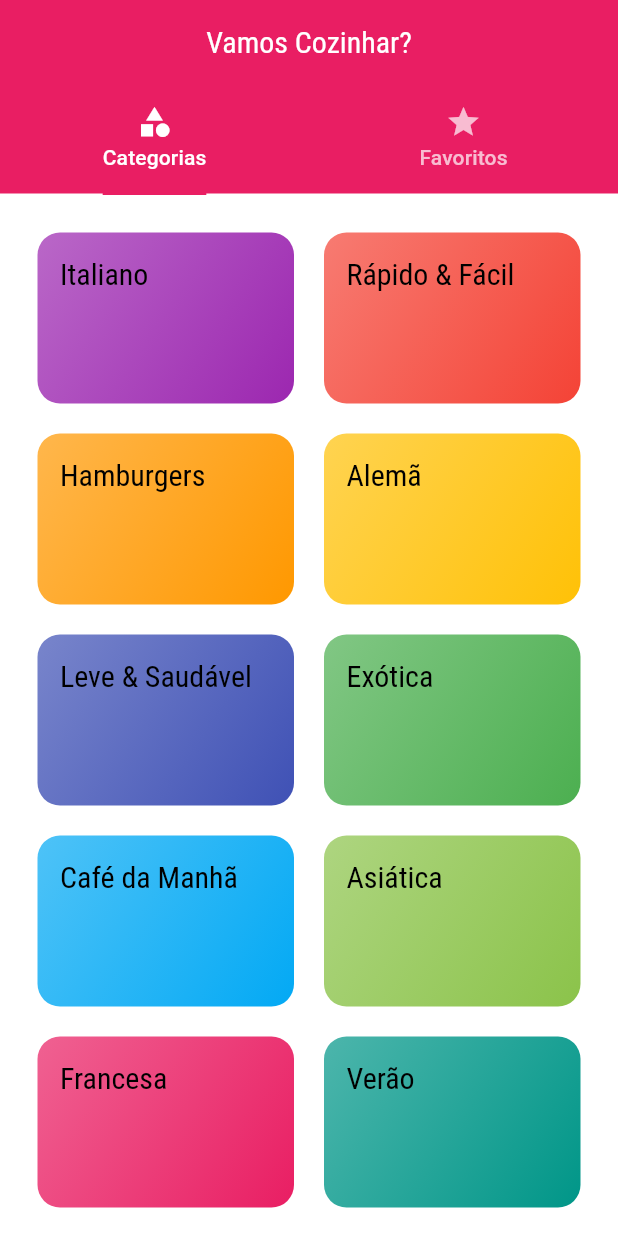
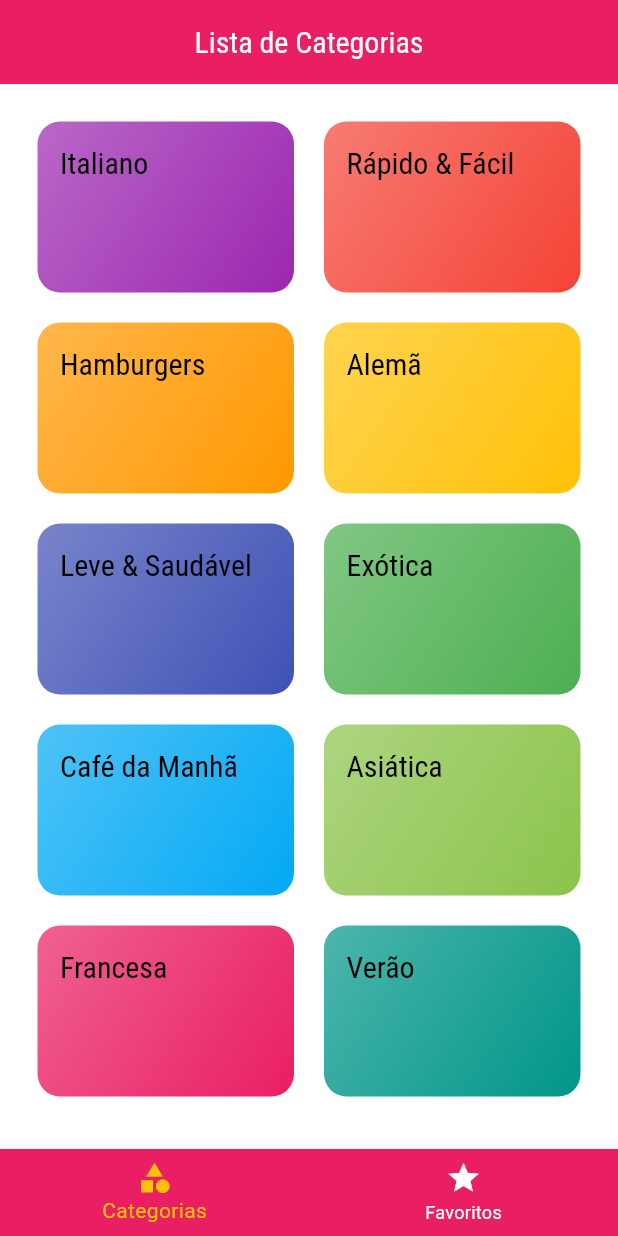
Before and after one commit to RafaellaBarbosa/meals, a Flutter app: the screen it shows after launch, on a phone screen of 412 x 824 dp. Run offline on Flutter 3.47's test engine with Material 3 defaults, Android fonts, the phone set to English and light mode, and no system bars.

Commit message:
refactor(TabsScreen): substitui DefaultTabController por BottomNavigationBar para navegação

```diff
--- a/lib/screens/tabs_screen.dart
+++ b/lib/screens/tabs_screen.dart
@@ -3,27 +3,54 @@ import 'package:flutter/material.dart';
 import 'categories_screen.dart';
 import 'favorite_screen.dart';
 
-class TabsScreen extends StatelessWidget {
+class TabsScreen extends StatefulWidget {
   const TabsScreen({super.key});
 
   @override
+  State<TabsScreen> createState() => _TabsScreenState();
+}
+
+class _TabsScreenState extends State<TabsScreen> {
+  int _selectedScreenIndex = 0;
+
+  final List<Map<String, Object>> _screens = [
+    {'title': 'Lista de Categorias', 'screen': const CategoriesScreen()},
+    {'title': 'Meus Favoritos', 'screen': const FavoriteScreen()},
+  ];
+
+  _selectScreen(int index) {
+    setState(() {
+      _selectedScreenIndex = index;
+    });
+  }
+
+  @override
   Widget build(BuildContext context) {
-    return DefaultTabController(
-      length: 2,
-      child: Scaffold(
-        appBar: AppBar(
-          title: const Text('Vamos Cozinhar?'),
-          bottom: TabBar(
-            indicatorColor: Theme.of(context).colorScheme.secondary,
-            tabs: const [
-              Tab(icon: Icon(Icons.category), text: 'Categorias'),
-              Tab(icon: Icon(Icons.star), text: 'Favoritos'),
-            ],
+    return Scaffold(
+      appBar: AppBar(
+        title: Text(_screens[_selectedScreenIndex]['title'] as String),
+      ),
+      body: _screens[_selectedScreenIndex]['screen'] as Widget,
+      bottomNavigationBar: BottomNavigationBar(
+        onTap: _selectScreen,
+        backgroundColor: Theme.of(context).colorScheme.primary,
+        unselectedItemColor: Colors.white,
+        selectedItemColor: Theme.of(context).colorScheme.secondary,
+        currentIndex: _selectedScreenIndex,
+        type: BottomNavigationBarType.fixed,
+
+        items: const [
+          BottomNavigationBarItem(
+            icon: Icon(Icons.category),
+            label: 'Categorias',
+            tooltip: 'Categorias',
           ),
-        ),
-        body: const TabBarView(
-          children: [CategoriesScreen(), FavoriteScreen()],
-        ),
+          BottomNavigationBarItem(
+            icon: Icon(Icons.star),
+            label: 'Favoritos',
+            tooltip: 'Favoritos',
+          ),
+        ],
       ),
     );
   }
```
